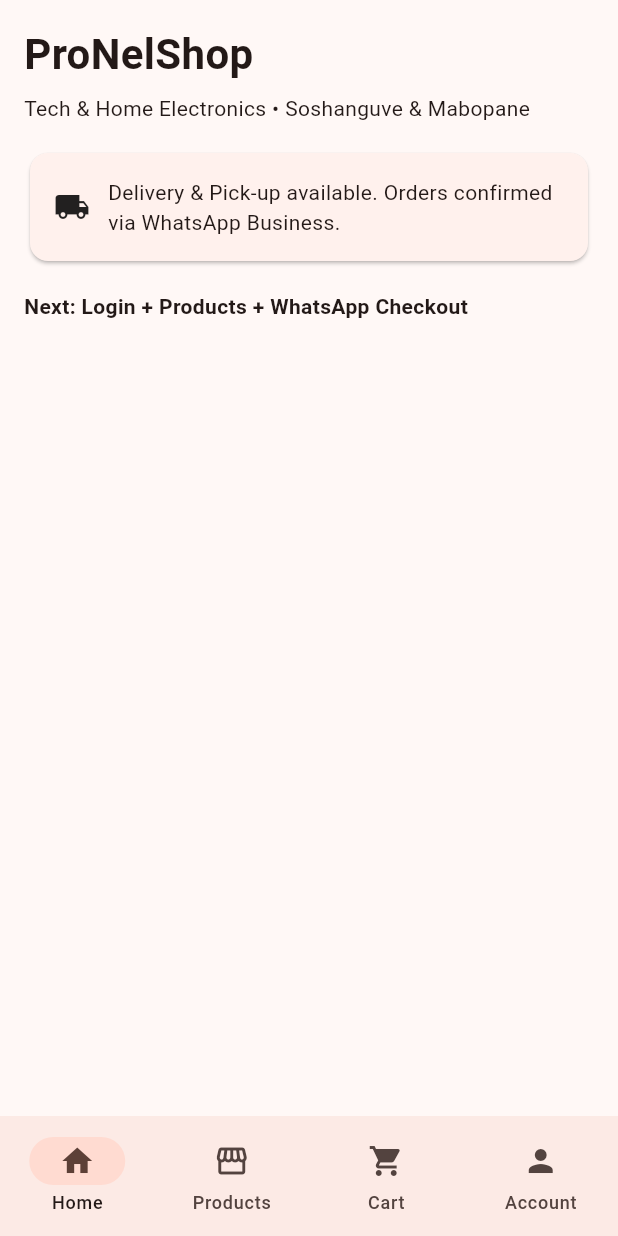
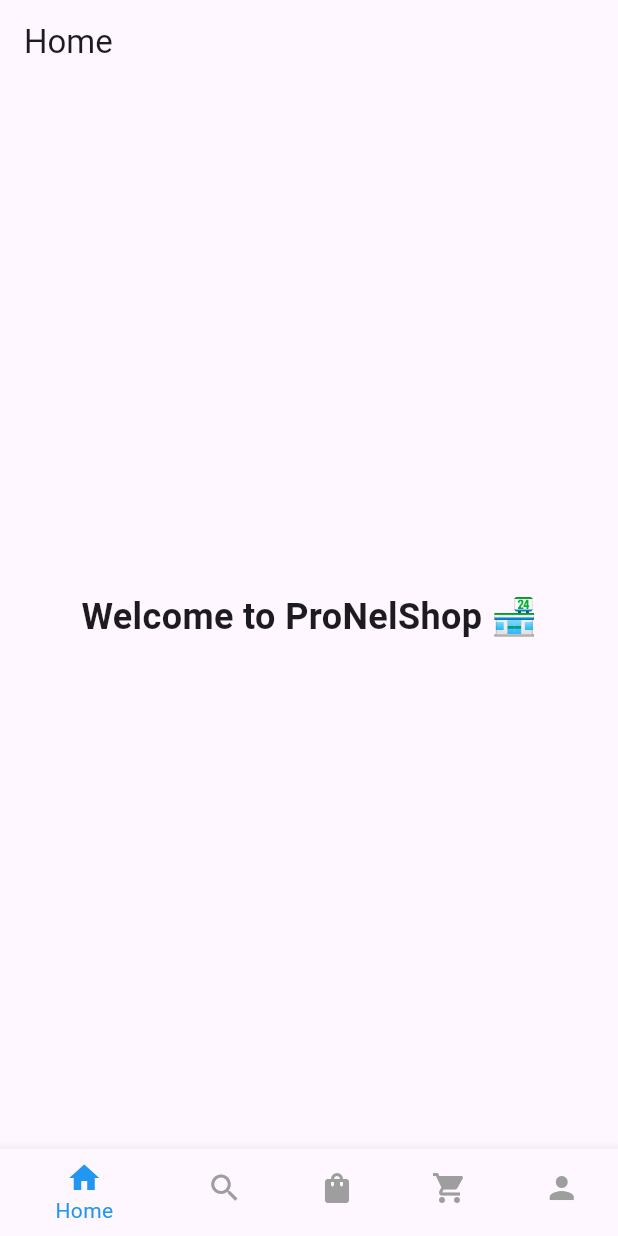
Before and after one commit to Thando93/pronelshop, a Flutter app: the screen it shows after launch, on a phone screen of 412 x 824 dp. Run offline on Flutter 3.47's test engine with Material 3 defaults, Android fonts, the light colour scheme and no system bars; our stand-ins replace firebase_core; accounts and stored records are empty.

Commit message:
feat: add tabbed navigation (home, search, products, cart, account) and firebase deployment workflow

```diff
--- a/pronelshop_app/lib/main.dart
+++ b/pronelshop_app/lib/main.dart
@@ -9,126 +9,194 @@
 
   @override
   Widget build(BuildContext context) {
-    return MaterialApp(
-      title: 'ProNelShop',
+    return const MaterialApp(
       debugShowCheckedModeBanner: false,
-      theme: ThemeData(
-        colorScheme: ColorScheme.fromSeed(seedColor: Colors.deepOrange),
-        useMaterial3: true,
-      ),
-      darkTheme: ThemeData(
-        brightness: Brightness.dark,
-        colorScheme: ColorScheme.fromSeed(
-          seedColor: Colors.deepOrange,
-          brightness: Brightness.dark,
-        ),
-        useMaterial3: true,
-      ),
-      themeMode: ThemeMode.system,
-      home: const MainShell(),
+      home: MainScreen(),
     );
   }
 }
 
-class MainShell extends StatefulWidget {
-  const MainShell({super.key});
+class MainScreen extends StatefulWidget {
+  const MainScreen({super.key});
+
   @override
-  State<MainShell> createState() => _MainShellState();
+  State<MainScreen> createState() => _MainScreenState();
 }
 
-class _MainShellState extends State<MainShell> {
-  int index = 0;
+class _MainScreenState extends State<MainScreen> {
+  int _selectedIndex = 0;
 
-  final pages = const [
-    HomePage(),
-    ProductsPage(),
-    CartPage(),
-    AccountPage(),
+  static const List<Widget> _screens = <Widget>[
+    HomeScreen(),
+    SearchScreen(),
+    ProductsScreen(),
+    CartScreen(),
+    AccountScreen(),
   ];
+
+  void _onItemTapped(int index) {
+    setState(() {
+      _selectedIndex = index;
+    });
+  }
 
   @override
   Widget build(BuildContext context) {
     return Scaffold(
-      body: pages[index],
-      bottomNavigationBar: NavigationBar(
-        selectedIndex: index,
-        onDestinationSelected: (i) => setState(() => index = i),
-        destinations: const [
-          NavigationDestination(icon: Icon(Icons.home), label: "Home"),
-          NavigationDestination(icon: Icon(Icons.storefront), label: "Products"),
-          NavigationDestination(icon: Icon(Icons.shopping_cart), label: "Cart"),
-          NavigationDestination(icon: Icon(Icons.person), label: "Account"),
+      body: _screens[_selectedIndex],
+      bottomNavigationBar: BottomNavigationBar(
+        items: const <BottomNavigationBarItem>[
+          BottomNavigationBarItem(
+            icon: Icon(Icons.home),
+            label: 'Home',
+          ),
+          BottomNavigationBarItem(
+            icon: Icon(Icons.search),
+            label: 'Search',
+          ),
+          BottomNavigationBarItem(
+            icon: Icon(Icons.shopping_bag),
+            label: 'Products',
+          ),
+          BottomNavigationBarItem(
+            icon: Icon(Icons.shopping_cart),
+            label: 'Cart',
+          ),
+          BottomNavigationBarItem(
+            icon: Icon(Icons.person),
+            label: 'Account',
+          ),
         ],
+        currentIndex: _selectedIndex,
+        selectedItemColor: Colors.blue,
+        unselectedItemColor: Colors.grey,
+        onTap: _onItemTapped,
       ),
     );
   }
 }
 
-class HomePage extends StatelessWidget {
-  const HomePage({super.key});
+class HomeScreen extends StatelessWidget {
+  const HomeScreen({super.key});
+
   @override
   Widget build(BuildContext context) {
-    return SafeArea(
-      child: ListView(
-        padding: const EdgeInsets.all(16),
-        children: [
-          const Text(
-            "ProNelShop",
-            style: TextStyle(fontSize: 28, fontWeight: FontWeight.bold),
-          ),
-          const SizedBox(height: 6),
-          Text(
-            "Tech & Home Electronics • Soshanguve & Mabopane",
-            style: Theme.of(context).textTheme.bodyMedium,
-          ),
-          const SizedBox(height: 16),
-          Card(
-            child: Padding(
-              padding: const EdgeInsets.all(16),
-              child: Row(
-                children: const [
-                  Icon(Icons.local_shipping),
-                  SizedBox(width: 12),
-                  Expanded(
-                    child: Text(
-                      "Delivery & Pick-up available. Orders confirmed via WhatsApp Business.",
-                    ),
-                  ),
-                ],
-              ),
-            ),
-          ),
-          const SizedBox(height: 16),
-          const Text(
-            "Next: Login + Products + WhatsApp Checkout",
-            style: TextStyle(fontWeight: FontWeight.w600),
-          ),
-        ],
+    return Scaffold(
+      appBar: AppBar(title: const Text('Home')),
+      body: const Center(
+        child: Text(
+          'Welcome to ProNelShop 🏪',
+          style: TextStyle(fontSize: 24, fontWeight: FontWeight.bold),
+        ),
       ),
     );
   }
 }
 
-class ProductsPage extends StatelessWidget {
-  const ProductsPage({super.key});
+class SearchScreen extends StatelessWidget {
+  const SearchScreen({super.key});
+
   @override
   Widget build(BuildContext context) {
-    return const Center(child: Text("Products (coming next)"));
+    return Scaffold(
+      appBar: AppBar(title: const Text('Search')),
+      body: Center(
+        child: Padding(
+          padding: const EdgeInsets.all(16.0),
+          child: Column(
+            mainAxisAlignment: MainAxisAlignment.center,
+            children: const [
+              Icon(Icons.search, size: 64, color: Colors.blue),
+              SizedBox(height: 16),
+              Text(
+                'Search for products',
+                style: TextStyle(fontSize: 20, fontWeight: FontWeight.bold),
+              ),
+            ],
+          ),
+        ),
+      ),
+    );
   }
 }
 
-class CartPage extends StatelessWidget {
-  const CartPage({super.key});
+class ProductsScreen extends StatelessWidget {
+  const ProductsScreen({super.key});
+
   @override
   Widget build(BuildContext context) {
-    return const Center(child: Text("Cart (coming next)"));
+    return Scaffold(
+      appBar: AppBar(title: const Text('Products')),
+      body: Center(
+        child: Padding(
+          padding: const EdgeInsets.all(16.0),
+          child: Column(
+            mainAxisAlignment: MainAxisAlignment.center,
+            children: const [
+              Icon(Icons.shopping_bag, size: 64, color: Colors.blue),
+              SizedBox(height: 16),
+              Text(
+                'Browse our products',
+                style: TextStyle(fontSize: 20, fontWeight: FontWeight.bold),
+              ),
+            ],
+          ),
+        ),
+      ),
+    );
   }
 }
 
-class AccountPage extends StatelessWidget {
-  const AccountPage({super.key});
+class CartScreen extends StatelessWidget {
+  const CartScreen({super.key});
+
   @override
   Widget build(BuildContext context) {
-    return const Center(child: Text("Account / Login (coming next)"));
+    return Scaffold(
+      appBar: AppBar(title: const Text('Cart')),
+      body: Center(
+        child: Padding(
+          padding: const EdgeInsets.all(16.0),
+          child: Column(
+            mainAxisAlignment: MainAxisAlignment.center,
+            children: const [
+              Icon(Icons.shopping_cart, size: 64, color: Colors.blue),
+              SizedBox(height: 16),
+              Text(
+                'Your shopping cart',
+                style: TextStyle(fontSize: 20, fontWeight: FontWeight.bold),
+              ),
+            ],
+          ),
+        ),
+      ),
+    );
   }
 }
+
+class AccountScreen extends StatelessWidget {
+  const AccountScreen({super.key});
+
+  @override
+  Widget build(BuildContext context) {
+    return Scaffold(
+      appBar: AppBar(title: const Text('Account')),
+      body: Center(
+        child: Padding(
+          padding: const EdgeInsets.all(16.0),
+          child: Column(
+            mainAxisAlignment: MainAxisAlignment.center,
+            children: const [
+              Icon(Icons.person, size: 64, color: Colors.blue),
+              SizedBox(height: 16),
+              Text(
+                'Your account',
+                style: TextStyle(fontSize: 20, fontWeight: FontWeight.bold),
+              ),
+            ],
+          ),
+        ),
+      ),
+    );
+  }
+}
```
Also changed, not shown: 3 other files.
